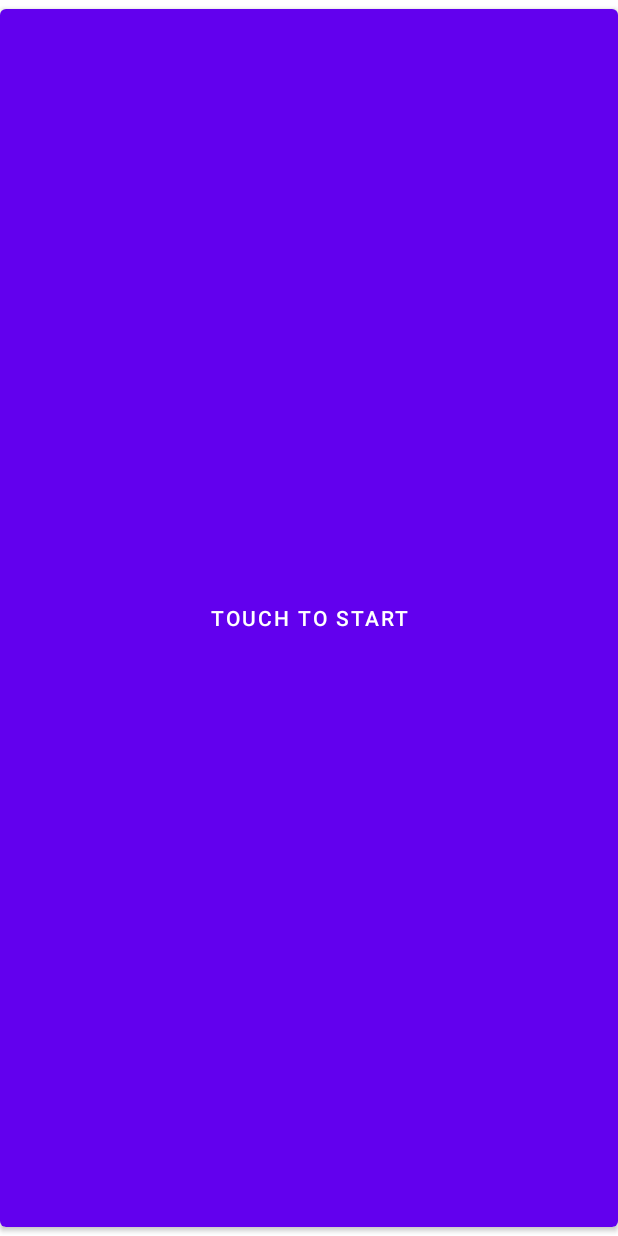
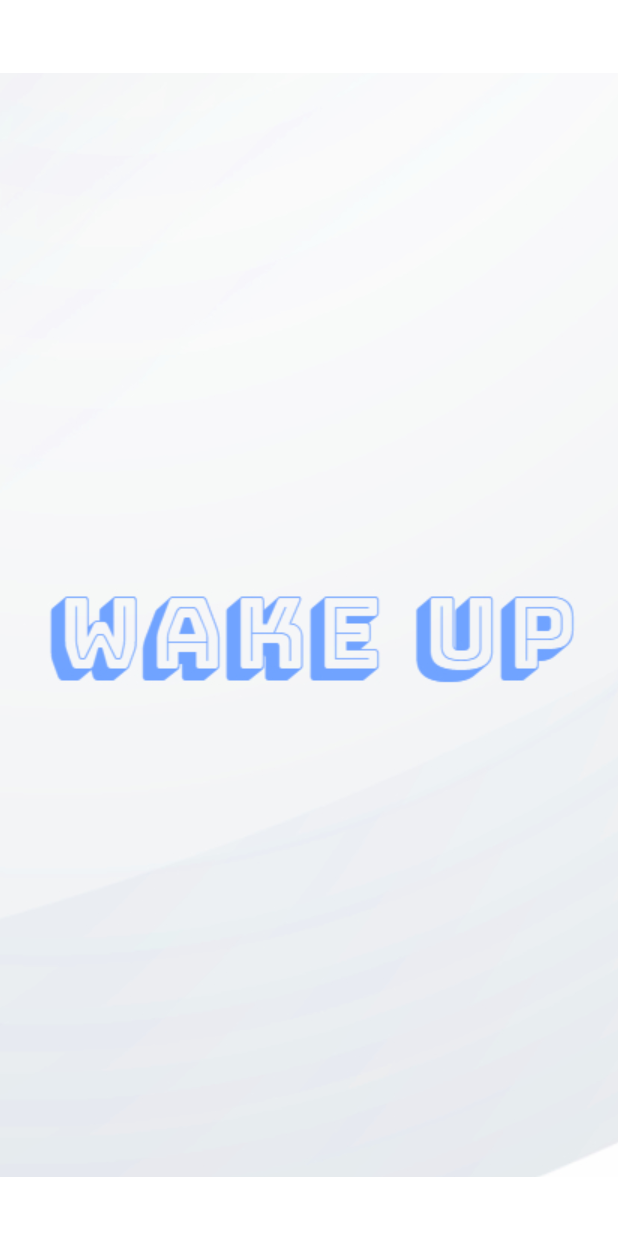
Before and after one commit to wakij/AlarmClock, an Android app: the screen it shows after launch (title), on a phone screen of 412 x 824 dp. Run offline under Robolectric (Android 15) with nearby library versions, the phone set to English and light mode, and no system bars.

Commit message:
タイトル

```diff
--- a/AlarmClock/app/src/main/java/com/example/alarmclock/title.java
+++ b/AlarmClock/app/src/main/java/com/example/alarmclock/title.java
@@ -4,7 +4,7 @@ import android.content.Intent;
 import android.database.sqlite.SQLiteDatabase;
 import android.os.Bundle;
 import android.view.View;
-import android.widget.Button;
+import android.widget.ImageButton;
 
 import androidx.appcompat.app.AppCompatActivity;
 
@@ -21,11 +21,9 @@ public class title extends AppCompatActivity {
         decor.setSystemUiVisibility(View.SYSTEM_UI_FLAG_HIDE_NAVIGATION | View.SYSTEM_UI_FLAG_FULLSCREEN);
 
         String DB_FULL_PATH = "data/data/" + getPackageName() + "/myDatabase1.db";
-        Button titlebtn =  findViewById(R.id.titlebtn);
+        ImageButton title =  findViewById(R.id.imageButton2);
 
-        titlebtn.setOnClickListener(new View.OnClickListener() {
-            @Override
-            public void onClick(View v) {
+        title.setOnClickListener(v -> {
             try {
                 SQLiteDatabase checkDB = SQLiteDatabase.openDatabase(DB_FULL_PATH,null,SQLiteDatabase.OPEN_READONLY);
                 checkDB.close();
@@ -36,7 +34,6 @@ public class title extends AppCompatActivity {
                 startActivity(intent);
             }
 
-            }
         });
     }
 }
--- a/AlarmClock/app/src/main/res/layout/title.xml
+++ b/AlarmClock/app/src/main/res/layout/title.xml
@@ -5,16 +5,21 @@
     android:layout_width="match_parent"
     android:layout_height="match_parent">
 
-
-    <Button
-        android:id="@+id/titlebtn"
-        android:layout_width="0dp"
-        android:layout_height="0dp"
-        android:text="Touch To Start"
+    <ImageButton
+        android:id="@+id/imageButton2"
+        android:layout_width="414dp"
+        android:layout_height="736dp"
+        android:layout_marginStart="181dp"
+        android:layout_marginLeft="181dp"
+        android:layout_marginTop="395dp"
+        android:layout_marginEnd="206dp"
+        android:layout_marginRight="206dp"
+        android:layout_marginBottom="317dp"
         app:layout_constraintBottom_toBottomOf="parent"
         app:layout_constraintEnd_toEndOf="parent"
-        app:layout_constraintHorizontal_bias="0.0"
+        app:layout_constraintHorizontal_bias="0.469"
         app:layout_constraintStart_toStartOf="parent"
         app:layout_constraintTop_toTopOf="parent"
-        app:layout_constraintVertical_bias="0.0" />
+        app:layout_constraintVertical_bias="0.555"
+        app:srcCompat="@drawable/__1_" />
 </androidx.constraintlayout.widget.ConstraintLayout>
```
Also changed, not shown: AlarmClock/app/src/main/res/drawable/__1_.jpg (added). Lines whose indentation alone changed are shown as unchanged.
